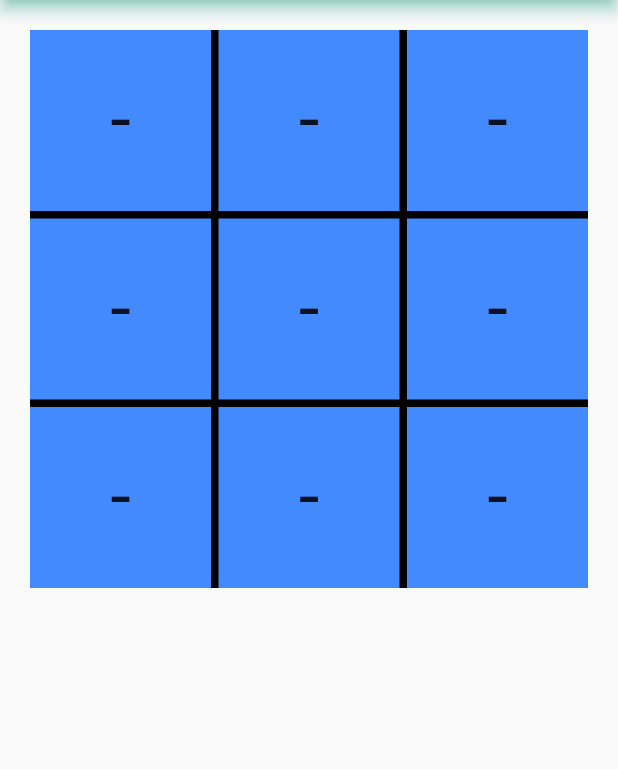
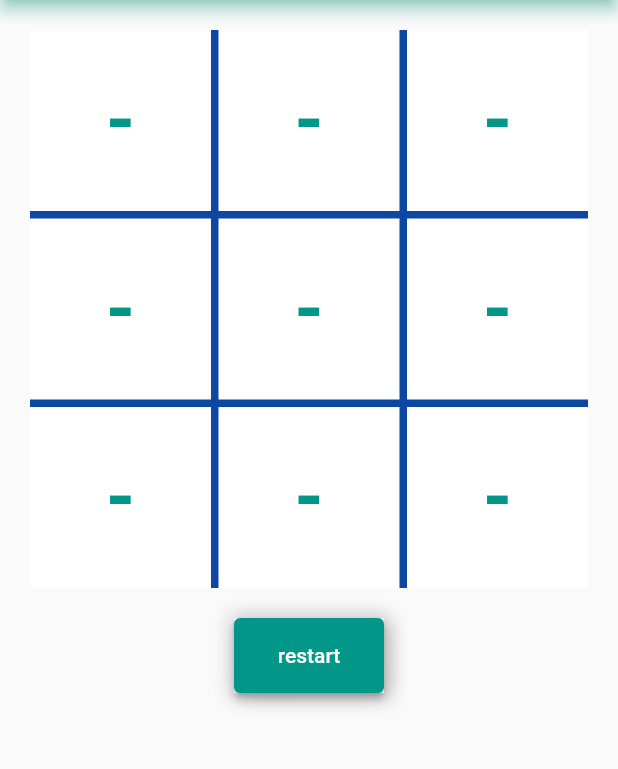
Before and after one commit to shubhamgitvns/Tic-Tac-Toe, a Flutter app: the screen it shows after launch, on a phone screen of 412 x 824 dp, the part 84-853 px from its top. Run offline on Flutter 3.47's test engine with Material 2 defaults, Android fonts, the phone set to English and light mode, and no system bars.

Commit message:
Change styling

```diff
--- a/lib/statefull.dart
+++ b/lib/statefull.dart
@@ -13,6 +13,16 @@ class _MyHomePageState extends State<MyHomePage> {
   var grid = ['-', '-', '-', '-', '-', '-', '-', '-', '-'];
   var winner = "";
   var cuurenplayer = 'X';
+
+  void restart(){
+    setState(() {
+
+      grid = ['-', '-', '-', '-', '-', '-', '-', '-', '-'];
+
+
+    });
+  }
+
   void cross(i) {
     setState(
       () {
@@ -66,13 +76,14 @@ class _MyHomePageState extends State<MyHomePage> {
                     fontWeight: FontWeight.bold,
                     color: Colors.green),
               ),
+
             Container(
               constraints: const BoxConstraints(
                 maxHeight: 400,
                 maxWidth: 400,
               ),
               margin: const EdgeInsets.all(20),
-              color: Colors.black,
+              color: Colors.blue[900],
               child: GridView.builder(
                 //if the background color using extra space than using shrinkwrap
                 // in this app using shrinkwrap in the black color
@@ -85,7 +96,7 @@ class _MyHomePageState extends State<MyHomePage> {
                 itemCount: grid.length,
                 itemBuilder: (context, index) => Material(
                   //Create the background color in the grid
-                  color: Colors.blueAccent,
+                  color: Colors.white,
                   child: InkWell(
                     // if click the icon than work splash color like click button in the css
                     splashColor: Colors.teal,
@@ -95,12 +106,38 @@ class _MyHomePageState extends State<MyHomePage> {
                     child: Center(
                         child: Text(
                       grid[index],
-                      style: const TextStyle(fontSize: 50),
+                      style: const TextStyle(fontSize: 50,fontWeight: FontWeight.bold,color: Colors.teal),
                     )),
                   ),
                 ),
               ),
             ),
+            Container(
+              decoration:
+              BoxDecoration(color: Colors.white, boxShadow: [
+                BoxShadow(
+                  color: Colors.grey.shade500,
+                  offset: const Offset(2.0, 2.0),
+                  blurRadius: 10,
+                  spreadRadius: 1.0,
+                ),
+                BoxShadow(
+                  color: Colors.grey.shade300,
+                  offset: const Offset(-2.0, -2.0),
+                  blurRadius: 10,
+                  spreadRadius: 1.0,
+                )
+              ]),
+              child: SizedBox(
+                height: 50,
+                width: 100,
+                child: ElevatedButton(
+                    onPressed: (){
+                  restart();
+                },
+                    child:const Text("restart",)),
+              ),
+            )
           ],
         ),
       ),
```
